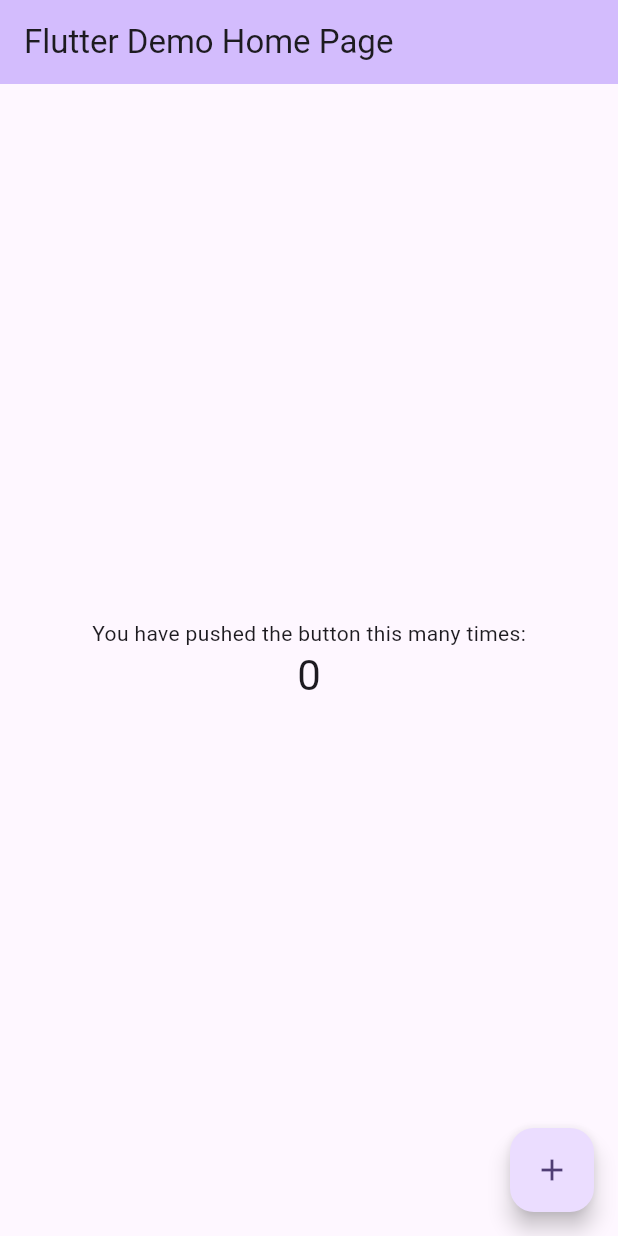
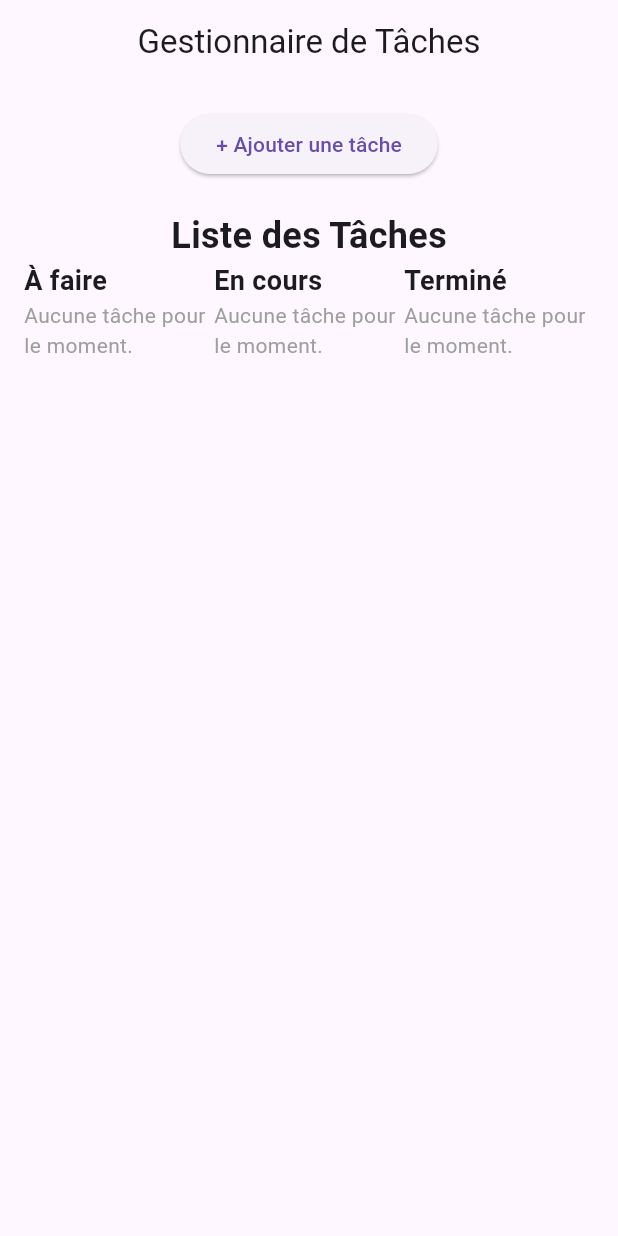
Before and after one commit to NathanielAnton/projet_Angular_Flutter, a Flutter app: the screen it shows after launch, on a phone screen of 412 x 824 dp. Run offline on Flutter 3.47's test engine with Material 3 defaults, Android fonts, the phone set to English and light mode, and no system bars.

Commit message:
affichage de la page d'accueil

```diff
--- a/flutter/to_do_flutter/lib/main.dart
+++ b/flutter/to_do_flutter/lib/main.dart
@@ -1,125 +1,257 @@
 import 'package:flutter/material.dart';
 
 void main() {
-  runApp(const MyApp());
+  runApp(MyApp());
+}
+
+class Todo {
+  String title;
+  String description;
+  String status;
+  DateTime createdAt;
+
+  Todo({
+    required this.title,
+    required this.description,
+    required this.status,
+    required this.createdAt,
+  });
 }
 
 class MyApp extends StatelessWidget {
-  const MyApp({super.key});
-
-  // This widget is the root of your application.
   @override
   Widget build(BuildContext context) {
     return MaterialApp(
-      title: 'Flutter Demo',
-      theme: ThemeData(
-        // This is the theme of your application.
-        //
-        // TRY THIS: Try running your application with "flutter run". You'll see
-        // the application has a purple toolbar. Then, without quitting the app,
-        // try changing the seedColor in the colorScheme below to Colors.green
-        // and then invoke "hot reload" (save your changes or press the "hot
-        // reload" button in a Flutter-supported IDE, or press "r" if you used
-        // the command line to start the app).
-        //
-        // Notice that the counter didn't reset back to zero; the application
-        // state is not lost during the reload. To reset the state, use hot
-        // restart instead.
-        //
-        // This works for code too, not just values: Most code changes can be
-        // tested with just a hot reload.
-        colorScheme: ColorScheme.fromSeed(seedColor: Colors.deepPurple),
-        useMaterial3: true,
-      ),
-      home: const MyHomePage(title: 'Flutter Demo Home Page'),
+      debugShowCheckedModeBanner: false,
+      home: TodoListPage(),
     );
   }
 }
 
-class MyHomePage extends StatefulWidget {
-  const MyHomePage({super.key, required this.title});
-
-  // This widget is the home page of your application. It is stateful, meaning
-  // that it has a State object (defined below) that contains fields that affect
-  // how it looks.
-
-  // This class is the configuration for the state. It holds the values (in this
-  // case the title) provided by the parent (in this case the App widget) and
-  // used by the build method of the State. Fields in a Widget subclass are
-  // always marked "final".
-
-  final String title;
-
+class TodoListPage extends StatefulWidget {
   @override
-  State<MyHomePage> createState() => _MyHomePageState();
+  _TodoListPageState createState() => _TodoListPageState();
 }
 
-class _MyHomePageState extends State<MyHomePage> {
-  int _counter = 0;
+class _TodoListPageState extends State<TodoListPage> {
+  List<Todo> todosToDo = [];
+  List<Todo> todosInProgress = [];
+  List<Todo> todosDone = [];
+  final _titleController = TextEditingController();
+  final _descriptionController = TextEditingController();
+  String _selectedStatus = 'À faire';
 
-  void _incrementCounter() {
+  void openModal(BuildContext context) {
+    showModalBottomSheet(
+      context: context,
+      builder: (context) {
+        return Padding(
+          padding: EdgeInsets.all(16),
+          child: Column(
+            crossAxisAlignment: CrossAxisAlignment.start,
+            children: [
+              Text('Ajouter une nouvelle tâche',
+                  style: TextStyle(fontSize: 20, fontWeight: FontWeight.bold)),
+              TextField(
+                controller: _titleController,
+                decoration: InputDecoration(labelText: 'Titre'),
+              ),
+              TextField(
+                controller: _descriptionController,
+                decoration: InputDecoration(labelText: 'Description'),
+                maxLines: 3,
+              ),
+              DropdownButton<String>(
+                value: _selectedStatus,
+                onChanged: (value) {
+                  setState(() {
+                    _selectedStatus = value!;
+                  });
+                },
+                items: ['À faire', 'En cours', 'Terminé']
+                    .map((status) =>
+                        DropdownMenuItem(value: status, child: Text(status)))
+                    .toList(),
+                isExpanded: true,
+              ),
+              ElevatedButton(
+                onPressed: () {
+                  setState(() {
+                    Todo newTodo = Todo(
+                      title: _titleController.text,
+                      description: _descriptionController.text,
+                      status: _selectedStatus,
+                      createdAt: DateTime.now(),
+                    );
+                    if (_selectedStatus == 'À faire') {
+                      todosToDo.add(newTodo);
+                    } else if (_selectedStatus == 'En cours') {
+                      todosInProgress.add(newTodo);
+                    } else {
+                      todosDone.add(newTodo);
+                    }
+                  });
+                  Navigator.pop(context);
+                },
+                child: Text('Créer'),
+              ),
+            ],
+          ),
+        );
+      },
+    );
+  }
+
+  void deleteTodo(Todo todo) {
     setState(() {
-      // This call to setState tells the Flutter framework that something has
-      // changed in this State, which causes it to rerun the build method below
-      // so that the display can reflect the updated values. If we changed
-      // _counter without calling setState(), then the build method would not be
-      // called again, and so nothing would appear to happen.
-      _counter++;
+      if (todo.status == 'À faire') {
+        todosToDo.remove(todo);
+      } else if (todo.status == 'En cours') {
+        todosInProgress.remove(todo);
+      } else {
+        todosDone.remove(todo);
+      }
     });
   }
 
   @override
   Widget build(BuildContext context) {
-    // This method is rerun every time setState is called, for instance as done
-    // by the _incrementCounter method above.
-    //
-    // The Flutter framework has been optimized to make rerunning build methods
-    // fast, so that you can just rebuild anything that needs updating rather
-    // than having to individually change instances of widgets.
     return Scaffold(
       appBar: AppBar(
-        // TRY THIS: Try changing the color here to a specific color (to
-        // Colors.amber, perhaps?) and trigger a hot reload to see the AppBar
-        // change color while the other colors stay the same.
-        backgroundColor: Theme.of(context).colorScheme.inversePrimary,
-        // Here we take the value from the MyHomePage object that was created by
-        // the App.build method, and use it to set our appbar title.
-        title: Text(widget.title),
+        title: Text('Gestionnaire de Tâches'),
+        centerTitle: true,
       ),
-      body: Center(
-        // Center is a layout widget. It takes a single child and positions it
-        // in the middle of the parent.
+      body: Padding(
+        padding: const EdgeInsets.all(16),
         child: Column(
-          // Column is also a layout widget. It takes a list of children and
-          // arranges them vertically. By default, it sizes itself to fit its
-          // children horizontally, and tries to be as tall as its parent.
-          //
-          // Column has various properties to control how it sizes itself and
-          // how it positions its children. Here we use mainAxisAlignment to
-          // center the children vertically; the main axis here is the vertical
-          // axis because Columns are vertical (the cross axis would be
-          // horizontal).
-          //
-          // TRY THIS: Invoke "debug painting" (choose the "Toggle Debug Paint"
-          // action in the IDE, or press "p" in the console), to see the
-          // wireframe for each widget.
-          mainAxisAlignment: MainAxisAlignment.center,
-          children: <Widget>[
-            const Text(
-              'You have pushed the button this many times:',
+          children: [
+            ElevatedButton(
+              onPressed: () => openModal(context),
+              child: Text('+ Ajouter une tâche'),
             ),
-            Text(
-              '$_counter',
-              style: Theme.of(context).textTheme.headlineMedium,
+            SizedBox(height: 20),
+            Text('Liste des Tâches',
+                style: TextStyle(fontSize: 24, fontWeight: FontWeight.bold)),
+            Expanded(
+              child: Row(
+                children: [
+                  // Section "À faire"
+                  Expanded(
+                    child: Column(
+                      crossAxisAlignment: CrossAxisAlignment.start,
+                      children: [
+                        Text('À faire',
+                            style: TextStyle(
+                                fontSize: 18, fontWeight: FontWeight.bold)),
+                        ...todosToDo.isEmpty
+                            ? [
+                                Text('Aucune tâche pour le moment.',
+                                    style: TextStyle(color: Colors.grey))
+                              ]
+                            : todosToDo.map((todo) {
+                                return Card(
+                                  margin: EdgeInsets.only(bottom: 10),
+                                  elevation: 4,
+                                  child: ListTile(
+                                    title: Text(todo.title,
+                                        style: TextStyle(color: Colors.blue)),
+                                    subtitle: Text(todo.description),
+                                    trailing: Row(
+                                      mainAxisSize: MainAxisSize.min,
+                                      children: [
+                                        IconButton(
+                                          icon: Icon(Icons.refresh),
+                                          onPressed: () {},
+                                        ),
+                                        IconButton(
+                                          icon: Icon(Icons.delete),
+                                          onPressed: () => deleteTodo(todo),
+                                        ),
+                                      ],
+                                    ),
+                                  ),
+                                );
+                              }).toList(),
+                      ],
+                    ),
+                  ),
+                  // Section "En cours"
+                  Expanded(
+                    child: Column(
+                      crossAxisAlignment: CrossAxisAlignment.start,
+                      children: [
+                        Text('En cours',
+                            style: TextStyle(
+                                fontSize: 18, fontWeight: FontWeight.bold)),
+                        ...todosInProgress.isEmpty
+                            ? [
+                                Text('Aucune tâche pour le moment.',
+                                    style: TextStyle(color: Colors.grey))
+                              ]
+                            : todosInProgress.map((todo) {
+                                return Card(
+                                  margin: EdgeInsets.only(bottom: 10),
+                                  elevation: 4,
+                                  child: ListTile(
+                                    title: Text(todo.title,
+                                        style: TextStyle(color: Colors.orange)),
+                                    subtitle: Text(todo.description),
+                                    trailing: Row(
+                                      mainAxisSize: MainAxisSize.min,
+                                      children: [
+                                        IconButton(
+                                          icon: Icon(Icons.refresh),
+                                          onPressed: () {},
+                                        ),
+                                        IconButton(
+                                          icon: Icon(Icons.delete),
+                                          onPressed: () => deleteTodo(todo),
+                                        ),
+                                      ],
+                                    ),
+                                  ),
+                                );
+                              }).toList(),
+                      ],
+                    ),
+                  ),
+                  // Section "Terminé"
+                  Expanded(
+                    child: Column(
+                      crossAxisAlignment: CrossAxisAlignment.start,
+                      children: [
+                        Text('Terminé',
+                            style: TextStyle(
+                                fontSize: 18, fontWeight: FontWeight.bold)),
+                        ...todosDone.isEmpty
+                            ? [
+                                Text('Aucune tâche pour le moment.',
+                                    style: TextStyle(color: Colors.grey))
+                              ]
+                            : todosDone.map((todo) {
+                                return Card(
+                                  margin: EdgeInsets.only(bottom: 10),
+                                  elevation: 4,
+                                  child: ListTile(
+                                    title: Text(todo.title,
+                                        style: TextStyle(color: Colors.green)),
+                                    subtitle: Text(todo.description),
+                                    trailing: IconButton(
+                                      icon: Icon(Icons.delete),
+                                      onPressed: () => deleteTodo(todo),
+                                    ),
+                                  ),
+                                );
+                              }).toList(),
+                      ],
+                    ),
+                  ),
+                ],
+              ),
             ),
           ],
         ),
       ),
-      floatingActionButton: FloatingActionButton(
-        onPressed: _incrementCounter,
-        tooltip: 'Increment',
-        child: const Icon(Icons.add),
-      ), // This trailing comma makes auto-formatting nicer for build methods.
     );
   }
 }
--- a/flutter/to_do_flutter/pubspec.yaml
+++ b/flutter/to_do_flutter/pubspec.yaml
@@ -30,7 +30,6 @@ environment:
 dependencies:
   flutter:
     sdk: flutter
-
 
   # The following adds the Cupertino Icons font to your application.
   # Use with the CupertinoIcons class for iOS style icons.
```
